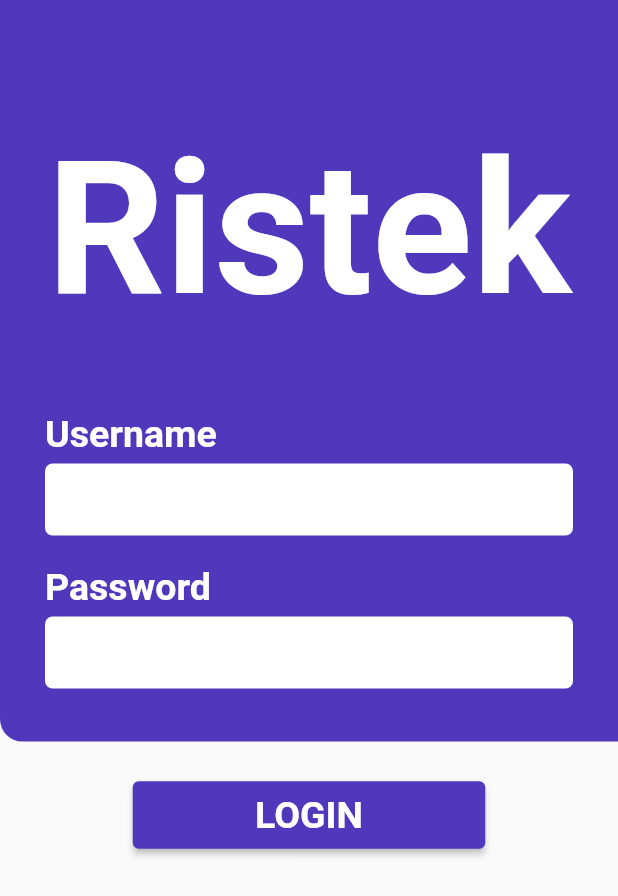
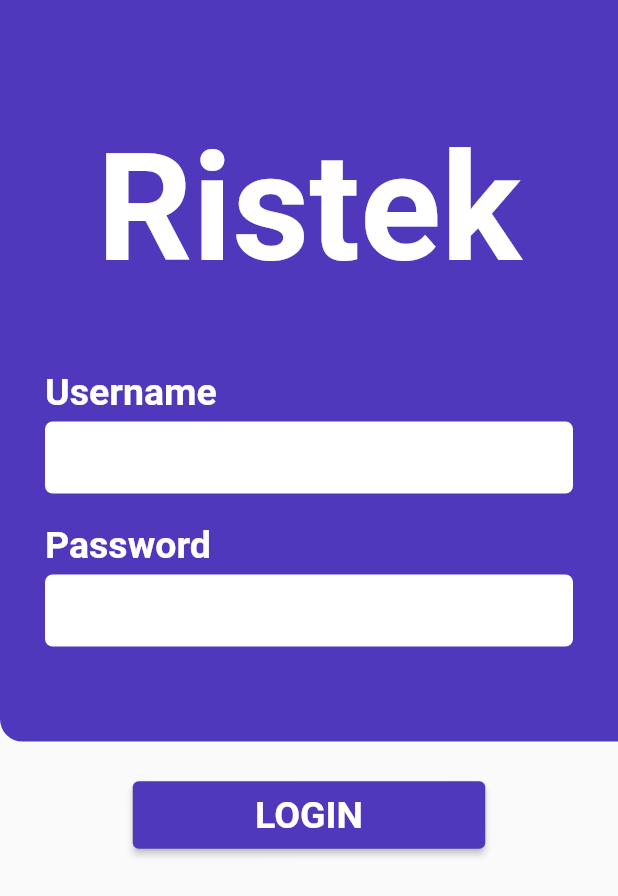
Before and after one commit to MightyZanark/OpenClass-MobDev, a Flutter app: the screen it shows after launch, on a phone screen of 412 x 824 dp. Shown: the top 896 px of the screen. Run offline on Flutter 3.47's test engine with Material 2 defaults, Android fonts, the phone set to English and light mode, and no system bars.

Commit message:
minor edit

```diff
--- a/lib/login_page.dart
+++ b/lib/login_page.dart
@@ -16,6 +16,7 @@
   @override
   Widget build(BuildContext context) {
     return Scaffold(
+        resizeToAvoidBottomInset: false,
         body: Column(
           children: [
             Container(
@@ -28,10 +29,10 @@
                 padding: const EdgeInsets.all(30),
                 child: Column(children: [
                   const SizedBox(height: 50),
-              Text('Ristek',
+                  const Text('Ristek',
                       textAlign: TextAlign.center,
                       style: TextStyle(
-                      fontSize: MediaQuery.of(context).size.width * 0.3,
+                          fontSize: 100,
                           fontWeight: FontWeight.bold,
                           color: Colors.white)),
                   const SizedBox(height: 50),
@@ -60,7 +61,8 @@
                   style: const ButtonStyle(
                       backgroundColor:
                           MaterialStatePropertyAll<Color>(Color(0xFF5038BC)),
-                  minimumSize: MaterialStatePropertyAll<Size>(Size(235, 45))),
+                      minimumSize:
+                          MaterialStatePropertyAll<Size>(Size(235, 45))),
                   child: const Text(
                     'LOGIN',
                     textAlign: TextAlign.center,
```
Also changed, not shown: lib/home_page.dart (+6 -5 lines). Lines whose indentation alone changed are shown as unchanged.
